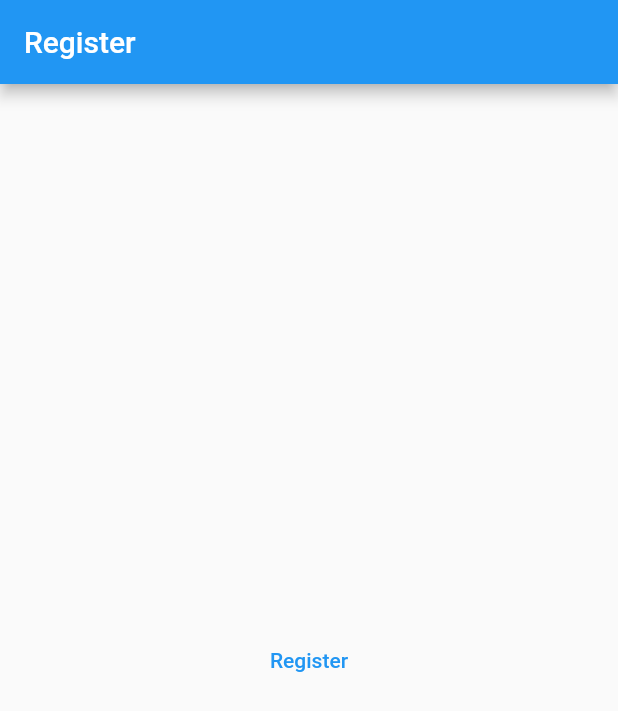
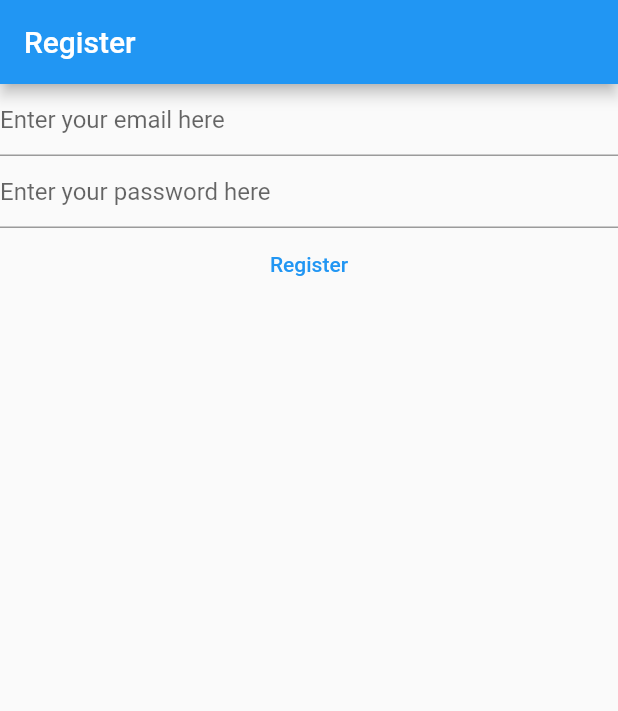
Before and after one commit to Daddy2054/free_flutter_course, a Flutter app: the screen it shows after launch, after a tap on "Register", on a phone screen of 412 x 824 dp. Shown: the top 711 px of the screen. Run offline on Flutter 3.47's test engine with Material 2 defaults, Android fonts, the phone set to English and light mode, and no system bars; our stand-ins replace firebase_auth, firebase_core; accounts and stored records are empty; network calls fail.

```diff
--- a/lib/main.dart
+++ b/lib/main.dart
@@ -1,36 +1,45 @@
+import 'package:firebase_auth/firebase_auth.dart';
+import 'package:firebase_core/firebase_core.dart';
 import 'package:flutter/material.dart';
+import 'firebase_options.dart';
 
 void main() {
-  runApp(const MyApp());
-}
-
-class MyApp extends StatelessWidget {
-  const MyApp({super.key});
-
-  // This widget is the root of your application.
-  @override
-  Widget build(BuildContext context) {
-    return MaterialApp(
+  WidgetsFlutterBinding.ensureInitialized();
+  runApp(
+    MaterialApp(
       title: 'Flutter Demo',
       theme: ThemeData(
-        // This is the theme of your application.
-        //
-        // Try running your application with "flutter run". You'll see the
-        // application has a blue toolbar. Then, without quitting the app, try
-        // changing the primarySwatch below to Colors.green and then invoke
-        // "hot reload" (press "r" in the console where you ran "flutter run",
-        // or simply save your changes to "hot reload" in a Flutter IDE).
-        // Notice that the counter didn't reset back to zero; the application
-        // is not restarted.
         primarySwatch: Colors.blue,
       ),
       home: const HomePage(),
-    );
-  }
+    ),
+  );
 }
 
-class HomePage extends StatelessWidget {
+class HomePage extends StatefulWidget {
   const HomePage({super.key});
+
+  @override
+  State<HomePage> createState() => _HomePageState();
+}
+
+class _HomePageState extends State<HomePage> {
+  late final TextEditingController _email;
+  late final TextEditingController _password;
+
+  @override
+  void initState() {
+    _email = TextEditingController();
+    _password = TextEditingController();
+    super.initState();
+  }
+
+  @override
+  void dispose() {
+    _email.dispose();
+    _password.dispose();
+    super.dispose();
+  }
 
   @override
   Widget build(BuildContext context) {
@@ -38,13 +47,55 @@ class HomePage extends StatelessWidget {
       appBar: AppBar(
         title: const Text('Register'),
       ),
-      body: Center(
-        child: TextButton(
-          onPressed: () async {
+      body: FutureBuilder(
+        future: Firebase.initializeApp(
+          options: DefaultFirebaseOptions.currentPlatform,
+        ),
+        builder: (context, snapshot) {
+          switch (snapshot.connectionState) {
+            case ConnectionState.none:
+            case ConnectionState.waiting:
+              return const Center(
+                child: CircularProgressIndicator(),
+              );
+            case ConnectionState.active:
+            case ConnectionState.done:
+          return Column(
+            children: [
+              TextField(
+                controller: _email,
+                enableSuggestions: false,
+                autocorrect: false,
+                keyboardType: TextInputType.emailAddress,
+                decoration: InputDecoration(
+                  hintText: 'Enter your email here',
+                ),
+              ),
+              TextField(
+                controller: _password,
+                obscureText: true,
+                enableSuggestions: false,
+                autocorrect: false,
+                decoration: InputDecoration(
+                  hintText: 'Enter your password here',
+                ),
+              ),
+              TextButton(
+                onPressed: () async {
+                  final email = _email.text;
+                  final password = _password.text;
+                  final userCredential = await FirebaseAuth.instance
+                      .createUserWithEmailAndPassword(
+                          email: email, password: password);
+                  print(userCredential);
+                },
+                child: const Text('Register'),
+              ),
+            ],
+          );
 
-          },
-          child: const Text('Register'),
-        ),
+          }
+        },
       ),
     );
   }
```
